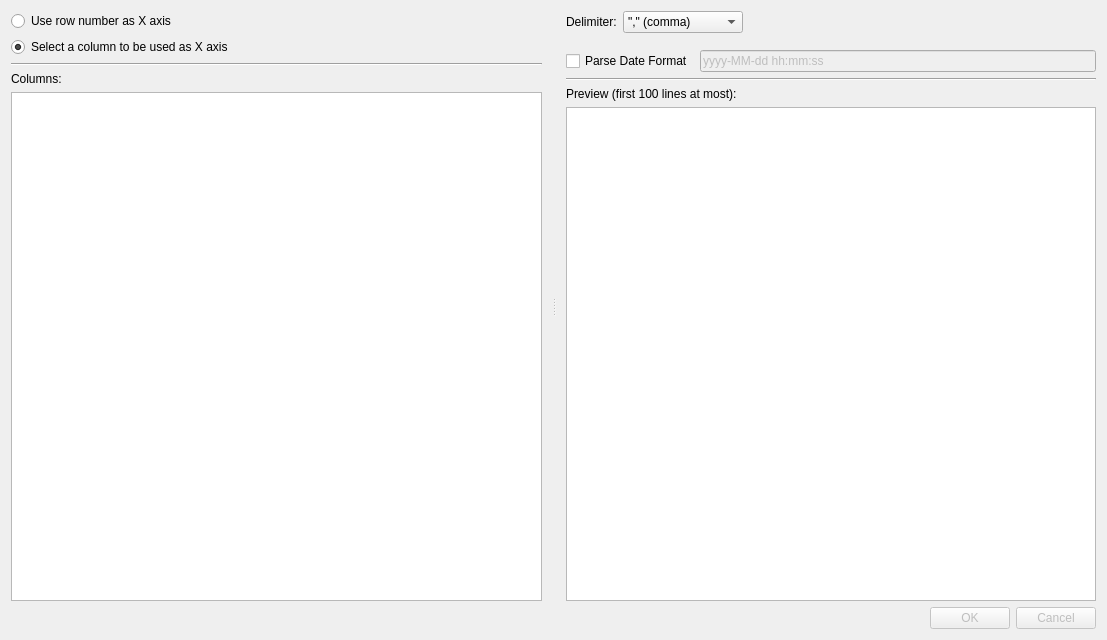
Old version of the form plotjuggler_plugins/DataLoadCSV/dataload_csv.ui in the repository facontidavide/plotjuggler-release.
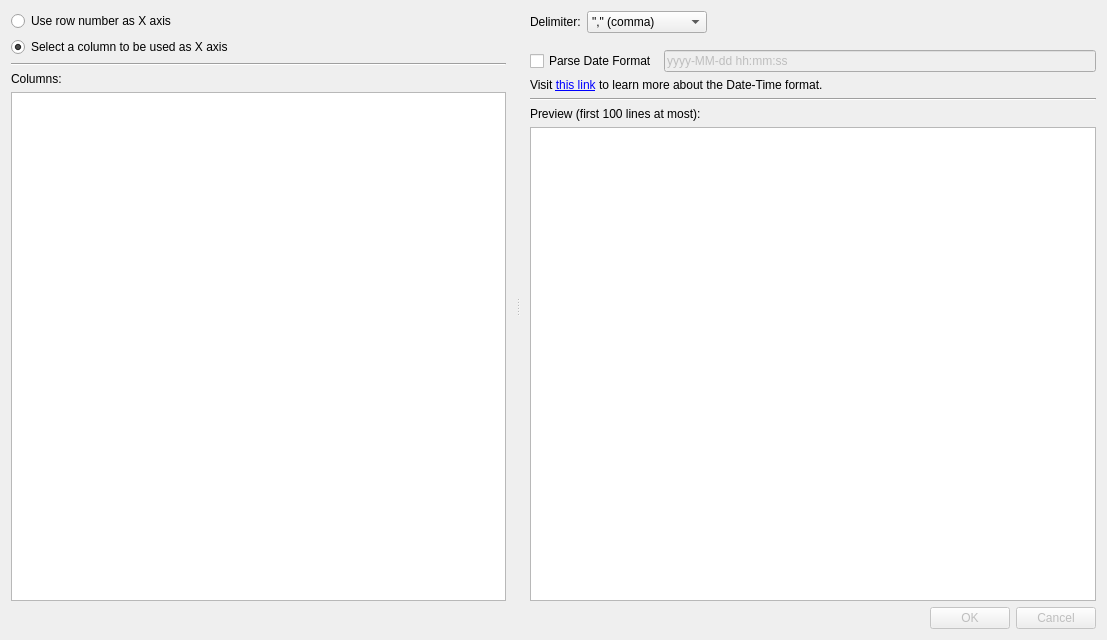
New version of the form.

```diff
--- a/plotjuggler_plugins/DataLoadCSV/dataload_csv.ui
+++ b/plotjuggler_plugins/DataLoadCSV/dataload_csv.ui
@@ -141,6 +141,13 @@
          </item>
         </layout>
        </item>
+       <item>
+        <widget class="QLabel" name="label_4">
+         <property name="text">
+          <string>&lt;html&gt;&lt;head/&gt;&lt;body&gt;&lt;p&gt;Visit &lt;a href=&quot;https://doc.qt.io/qt-5/qtime.html#toString&quot;&gt;&lt;span style=&quot; text-decoration: underline; color:#0000ff;&quot;&gt;this link&lt;/span&gt;&lt;/a&gt; to learn more about the Date-Time format.&lt;/p&gt;&lt;/body&gt;&lt;/html&gt;</string>
+         </property>
+        </widget>
+       </item>
        <item>
         <widget class="Line" name="line_2">
          <property name="orientation">
```
